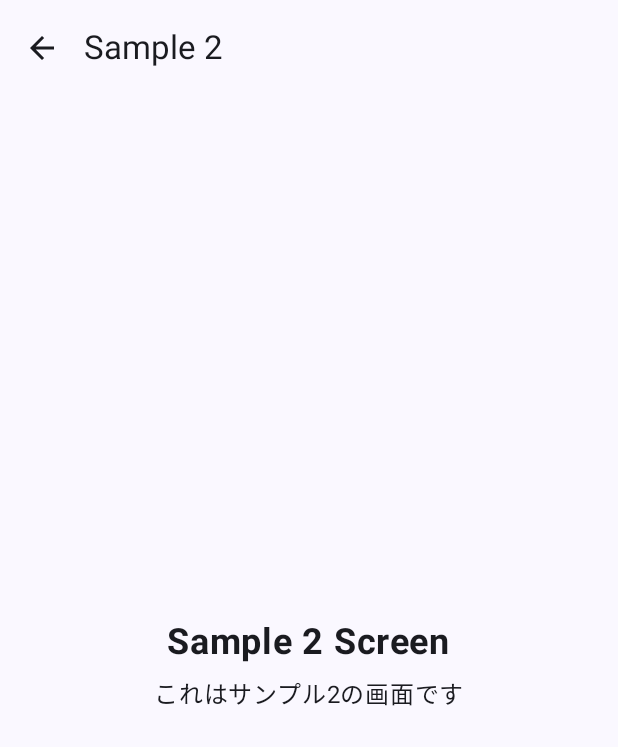
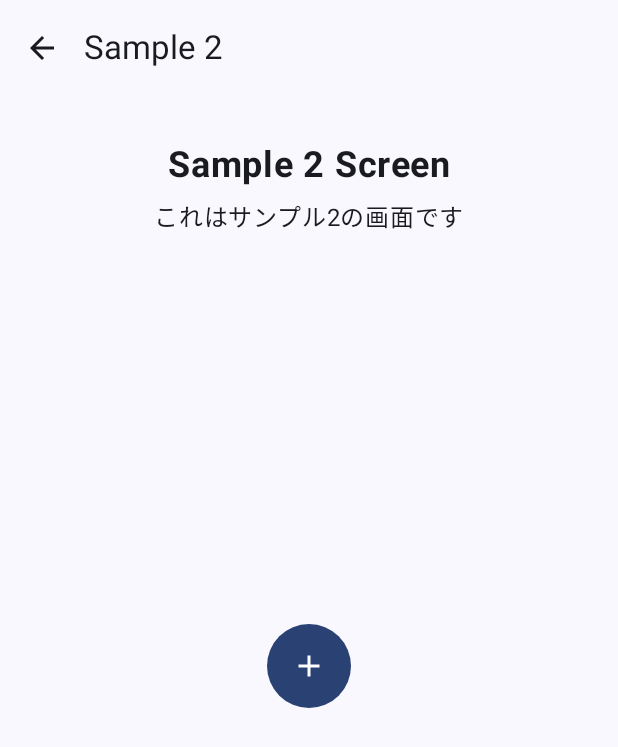
Before and after one commit to seabat/compose-samples, an Android app built with Jetpack Compose: the Sample2Screen screen opened through its navigation route, on a phone screen of 412 x 824 dp. Shown: the top 747 px of the screen. Run offline under Robolectric (Android 15) with nearby library versions, the phone set to English and light mode, and no system bars.

Commit message:
Sample2Screen にアニメーションを追加

```diff
--- /dev/null
+++ b/SampleAnimation/app/src/main/java/dev/seabat/android/sampleanimation/ui/components/MorphingFAB.kt
@@ -0,0 +1,84 @@
+package dev.seabat.android.sampleanimation.ui.components
+
+import androidx.compose.animation.core.Spring
+import androidx.compose.animation.core.animateDp
+import androidx.compose.animation.core.spring
+import androidx.compose.animation.core.updateTransition
+import androidx.compose.foundation.background
+import androidx.compose.foundation.clickable
+import androidx.compose.foundation.layout.Box
+import androidx.compose.foundation.layout.padding
+import androidx.compose.foundation.layout.size
+import androidx.compose.foundation.lazy.LazyColumn
+import androidx.compose.foundation.shape.RoundedCornerShape
+import androidx.compose.material.icons.Icons
+import androidx.compose.material.icons.filled.Add
+import androidx.compose.material3.Icon
+import androidx.compose.material3.MaterialTheme
+import androidx.compose.material3.Text
+import androidx.compose.runtime.Composable
+import androidx.compose.runtime.getValue
+import androidx.compose.runtime.mutableStateOf
+import androidx.compose.runtime.remember
+import androidx.compose.runtime.setValue
+import androidx.compose.ui.Alignment
+import androidx.compose.ui.Modifier
+import androidx.compose.ui.draw.clip
+import androidx.compose.ui.unit.dp
+
+@Composable
+fun ActionItem(text: String) {
+    Text(
+        text = text,
+        color = MaterialTheme.colorScheme.onPrimary,
+        modifier = Modifier.padding(vertical = 8.dp)
+    )
+}
+
+@Composable
+fun MorphingFAB(
+    modifier: Modifier = Modifier
+) {
+    var expanded by remember { mutableStateOf(false) }
+    val transition = updateTransition(targetState = expanded, label = "fab_transition")
+
+    val fabSize by transition.animateDp(
+        transitionSpec = { spring(dampingRatio = Spring.DampingRatioMediumBouncy) },
+        label = "size"
+    ) { state ->
+        if (state) 300.dp else 56.dp
+    }
+
+    val cornerRadius by transition.animateDp(
+        transitionSpec = { spring(dampingRatio = Spring.DampingRatioMediumBouncy) },
+        label = "radius"
+    ) { state ->
+        if (state) 16.dp else 28.dp
+    }
+
+    Box(
+        modifier = modifier
+            .size(fabSize)
+            .clip(RoundedCornerShape(cornerRadius))
+            .background(MaterialTheme.colorScheme.primary)
+            .clickable { expanded = !expanded }
+    ) {
+        if (!expanded) {
+            Icon(
+                Icons.Default.Add,
+                contentDescription = "Add",
+                modifier = Modifier.align(Alignment.Center),
+                tint = MaterialTheme.colorScheme.onPrimary
+            )
+        } else {
+            // Your expanded content here
+            LazyColumn(
+                modifier = Modifier.padding(16.dp)
+            ) {
+                items(3) { index ->
+                    ActionItem(text = "Action ${index + 1}")
+                }
+            }
+        }
+    }
+}
--- a/SampleAnimation/app/src/main/java/dev/seabat/android/sampleanimation/ui/screens/Sample1Screen.kt
+++ b/SampleAnimation/app/src/main/java/dev/seabat/android/sampleanimation/ui/screens/Sample1Screen.kt
@@ -25,6 +25,11 @@ import androidx.compose.ui.unit.dp
 import androidx.compose.ui.unit.sp
 import dev.seabat.android.sampleanimation.ui.components.BreathingButton
 
+/**
+ * Sample 1 Screen
+ *
+ * see. https://medium.com/@hiren6997/10-jetpack-compose-animations-that-will-wow-your-users-6dda5342a567
+ */
 @OptIn(ExperimentalMaterial3Api::class)
 @Composable
 fun Sample1Screen(
--- a/SampleAnimation/app/src/main/java/dev/seabat/android/sampleanimation/ui/screens/Sample2Screen.kt
+++ b/SampleAnimation/app/src/main/java/dev/seabat/android/sampleanimation/ui/screens/Sample2Screen.kt
@@ -1,6 +1,6 @@
 package dev.seabat.android.sampleanimation.ui.screens
 
-import androidx.compose.foundation.layout.Arrangement
+import androidx.compose.foundation.layout.Box
 import androidx.compose.foundation.layout.Column
 import androidx.compose.foundation.layout.fillMaxSize
 import androidx.compose.foundation.layout.padding
@@ -18,7 +18,13 @@ import androidx.compose.ui.Modifier
 import androidx.compose.ui.text.font.FontWeight
 import androidx.compose.ui.unit.dp
 import androidx.compose.ui.unit.sp
+import dev.seabat.android.sampleanimation.ui.components.MorphingFAB
 
+/**
+ * Sample 2 Screen
+ *
+ * see. https://medium.com/@hiren6997/10-jetpack-compose-animations-that-will-wow-your-users-6dda5342a567
+ */
 @OptIn(ExperimentalMaterial3Api::class)
 @Composable
 fun Sample2Screen(
@@ -41,13 +47,18 @@ fun Sample2Screen(
         },
         modifier = modifier
     ) { innerPadding ->
-        Column(
+        Box(
             modifier = Modifier
                 .fillMaxSize()
                 .padding(innerPadding)
-                .padding(16.dp),
-            horizontalAlignment = Alignment.CenterHorizontally,
-            verticalArrangement = Arrangement.Center
+                .padding(16.dp)
+        ) {
+            // テキストを上部に配置
+            Column(
+                modifier = Modifier
+                    .align(Alignment.TopCenter)
+                    .padding(top = 16.dp),
+                horizontalAlignment = Alignment.CenterHorizontally
             ) {
                 Text(
                     text = "Sample 2 Screen",
@@ -60,5 +71,11 @@ fun Sample2Screen(
                     modifier = Modifier.padding(top = 8.dp)
                 )
             }
+
+            // MorphingFABを中央に配置
+            MorphingFAB(
+                modifier = Modifier.align(Alignment.Center)
+            )
         }
     }
+}
```
Lines whose indentation alone changed are shown as unchanged.
